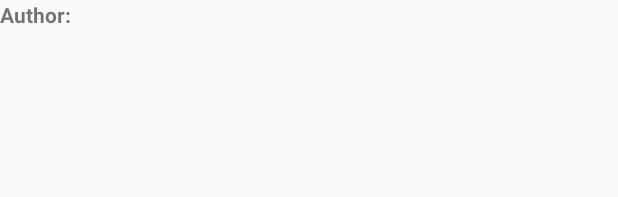
After one commit to peterMonteer/Moviteca-v2, an Android app: the layout single_review.xml on its own in the app's theme, with its tools: preview values and no code run, on a phone screen of 412 x 824 dp. The commit adds this screen. Shown: the top 197 px of the screen. Run offline under Robolectric (Android 15) with nearby library versions, the phone set to English and light mode, and no system bars.

Commit message:
Add changes from code review

```diff
--- a/app/src/main/java/com/example/android/popularmoviesstage1/MainActivity.java
+++ b/app/src/main/java/com/example/android/popularmoviesstage1/MainActivity.java
@@ -183,13 +183,14 @@ public class MainActivity extends AppCompatActivity implements SharedPreferences
             boolean isConnected = activeNetwork != null &&
                     activeNetwork.isConnectedOrConnecting();
             if (isConnected) {
-                getLoaderManager().initLoader(1, null, movieListLoaderListener);
+                getLoaderManager().restartLoader(1, null, movieListLoaderListener);
             }
         } else {
             Log.d("displayFavoritecall", displayBy);
-            getLoaderManager().initLoader(2,null,favoriteDatabaseLoaderListener);
+            getLoaderManager().restartLoader(2,null,favoriteDatabaseLoaderListener);
         }
     }
+
 
     @Override
     protected void onDestroy() {
--- /dev/null
+++ b/app/src/main/res/layout/single_review.xml
@@ -0,0 +1,31 @@
+<?xml version="1.0" encoding="utf-8"?>
+<LinearLayout xmlns:android="http://schemas.android.com/apk/res/android"
+    android:orientation="vertical" android:layout_width="match_parent"
+    android:layout_height="wrap_content">
+
+    <LinearLayout
+        android:layout_width="match_parent"
+        android:layout_height="wrap_content"
+        >
+    <TextView
+        android:layout_width="wrap_content"
+        android:layout_height="wrap_content"
+        android:text="@string/author"
+        android:textStyle="bold"
+        />
+
+        <TextView
+            android:id="@+id/author_name_tv"
+            android:layout_width="wrap_content"
+            android:layout_height="wrap_content"
+            android:layout_marginLeft="10dp"/>
+    </LinearLayout>
+
+    <TextView
+        android:id="@+id/review_tv"
+        android:layout_width="match_parent"
+        android:layout_height="wrap_content"
+        android:layout_marginBottom="20dp"
+        />
+
+</LinearLayout>
--- a/app/src/main/res/values/strings.xml
+++ b/app/src/main/res/values/strings.xml
@@ -83,4 +83,5 @@
     <string name="trailer">Trailer</string>
     <string name="user_reviews">User Reviews</string>
     <string name="star">star</string>
+    <string name="author">Author:</string>
 </resources>
```
Also changed, not shown: app/src/main/java/com/example/android/popularmoviesstage1/MovieDetails.java (+12 -19 lines), app/src/main/java/com/example/android/popularmoviesstage1/MovieDetailsActivity.java (+27 -17 lines), app/src/main/java/com/example/android/popularmoviesstage1/QueryUtils.java (+16 -9 lines), app/src/main/java/com/example/android/popularmoviesstage1/TrailerAdapter.java (added, +73 -0 lines), app/src/main/java/com/example/android/popularmoviesstage1/UserReviews.java (added, +32 -0 lines), app/src/main/java/com/example/android/popularmoviesstage1/UserReviewsAdapter.java (added, +66 -0 lines), app/src/main/res/layout/activity_movie_details.xml (+12 -15 lines), app/src/main/res/layout/trailer.xml (added, +10 -0 lines), 4 other files.
